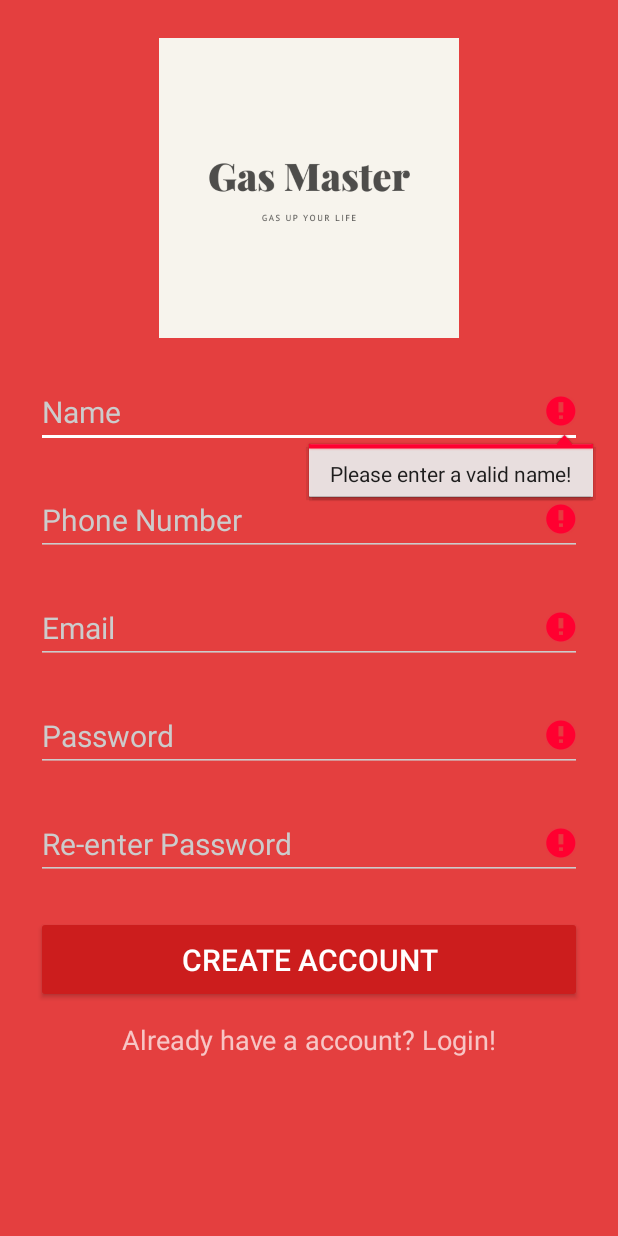
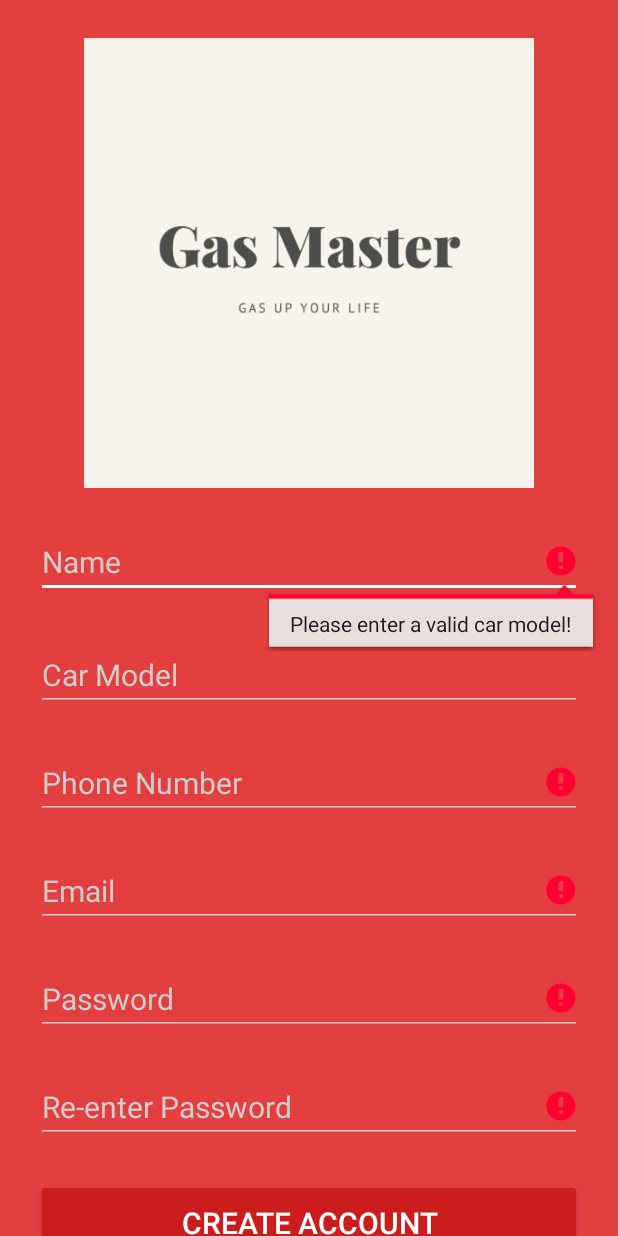
Before and after one commit to wpeng006/GasMaster, an Android app: the SignupActivity screen opened directly, with no data from a screen before it, after a tap on "CREATE ACCOUNT", on a phone screen of 412 x 824 dp. Run offline under Robolectric (Android 15) with nearby library versions, the phone set to English and light mode, and no system bars; our stand-ins replace ButterKnife.

Commit message:
Add car model to Signup activity and disable back button from signup activity to main ctivity

```diff
--- a/app/src/main/java/com/laioffer/GasMaster/SignupActivity.java
+++ b/app/src/main/java/com/laioffer/GasMaster/SignupActivity.java
@@ -20,6 +20,7 @@ public class SignupActivity extends AppCompatActivity {
     private static final String TAG = "SignupActivity";
 
     @BindView(R.id.input_name) EditText _nameText;
+    @BindView(R.id.input_car) EditText _carText;
     @BindView(R.id.input_email) EditText _emailText;
     @BindView(R.id.input_mobile) EditText _mobileText;
     @BindView(R.id.input_password) EditText _passwordText;
@@ -68,6 +69,7 @@ public class SignupActivity extends AppCompatActivity {
         progressDialog.show();
 
         String name = _nameText.getText().toString();
+        String car = _carText.getText().toString();
         String email = _emailText.getText().toString();
         String mobile = _mobileText.getText().toString();
         String password = _passwordText.getText().toString();
@@ -109,14 +111,23 @@ public class SignupActivity extends AppCompatActivity {
         boolean valid = true;
 
         String name = _nameText.getText().toString();
+        String car = _carText.getText().toString();
         String email = _emailText.getText().toString();
         String mobile = _mobileText.getText().toString();
         String password = _passwordText.getText().toString();
         String reEnterPassword = _reEnterPasswordText.getText().toString();
 
-        // check email field
+        // check name field
         if (name.isEmpty() || name.length() < 3) {
             _nameText.setError("Please enter a valid name!");
+            valid = false;
+        } else {
+            _nameText.setError(null);
+        }
+
+        // check car model field
+        if (car.isEmpty()) {
+            _nameText.setError("Please enter a valid car model!");
             valid = false;
         } else {
             _nameText.setError(null);
@@ -158,7 +169,11 @@ public class SignupActivity extends AppCompatActivity {
         return valid;
     }
 
-
+    @Override
+    public void onBackPressed() {
+        // Disable going back to the MainActivity
+        moveTaskToBack(true);
+    }
 
 
 }
--- a/app/src/main/res/layout/activity_signup.xml
+++ b/app/src/main/res/layout/activity_signup.xml
@@ -15,7 +15,7 @@
 
         <ImageView
             android:layout_width="300dp"
-            android:layout_height="200dp"
+            android:layout_height="300dp"
             android:layout_gravity="center_horizontal"
             android:layout_marginBottom="10dp"
             android:src="@drawable/logo" />
@@ -29,6 +29,17 @@
             android:layout_marginBottom="12dp"
             android:inputType="textPersonName"
             android:hint="Name"
+            android:textSize="20dip"/>
+
+        <!--Car model label-->
+        <EditText
+            android:id="@+id/input_car"
+            android:layout_width="match_parent"
+            android:layout_height="wrap_content"
+            android:layout_marginTop="15dp"
+            android:layout_marginBottom="12dp"
+            android:inputType="text"
+            android:hint="Car Model"
             android:textSize="20dip"/>
 
         <!--Phone number label-->
```
